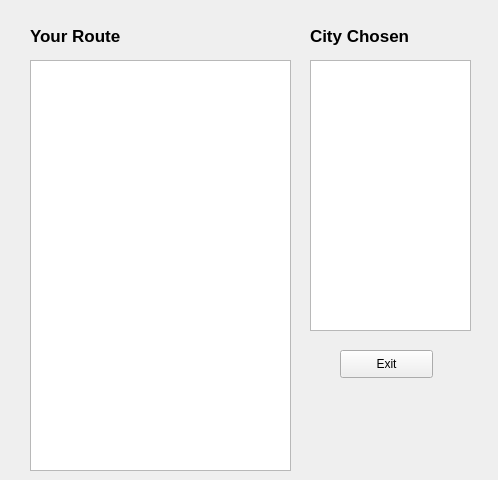
Above: CS1D-Basketball-master/Basketball/next.ui from moetaei/CS1D-Basketball before the change. Below: the same form after it.
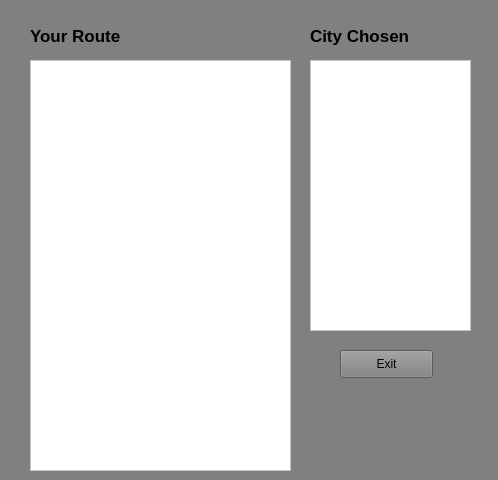
That is the form after the change.

What changed in the file:
```diff
--- a/CS1D-Basketball-master/Basketball/next.ui
+++ b/CS1D-Basketball-master/Basketball/next.ui
@@ -13,6 +13,9 @@
   <property name="windowTitle">
    <string>Form</string>
   </property>
+  <property name="styleSheet">
+   <string notr="true">background-color:gray;</string>
+  </property>
   <widget class="QPushButton" name="confirm">
    <property name="geometry">
     <rect>
@@ -31,7 +34,7 @@
     <rect>
      <x>30</x>
      <y>20</y>
-     <width>101</width>
+     <width>151</width>
      <height>31</height>
     </rect>
    </property>
@@ -46,6 +49,9 @@
    <property name="layoutDirection">
     <enum>Qt::LeftToRight</enum>
    </property>
+   <property name="styleSheet">
+    <string notr="true"/>
+   </property>
    <property name="text">
     <string>Your Route</string>
    </property>
@@ -75,6 +81,9 @@
      <height>411</height>
     </rect>
    </property>
+   <property name="styleSheet">
+    <string notr="true">background-color:white;</string>
+   </property>
   </widget>
   <widget class="QTextBrowser" name="cityList">
    <property name="geometry">
@@ -85,6 +94,9 @@
      <height>271</height>
     </rect>
    </property>
+   <property name="styleSheet">
+    <string notr="true">background-color:white;</string>
+   </property>
   </widget>
   <widget class="QLabel" name="label_2">
    <property name="geometry">
```
